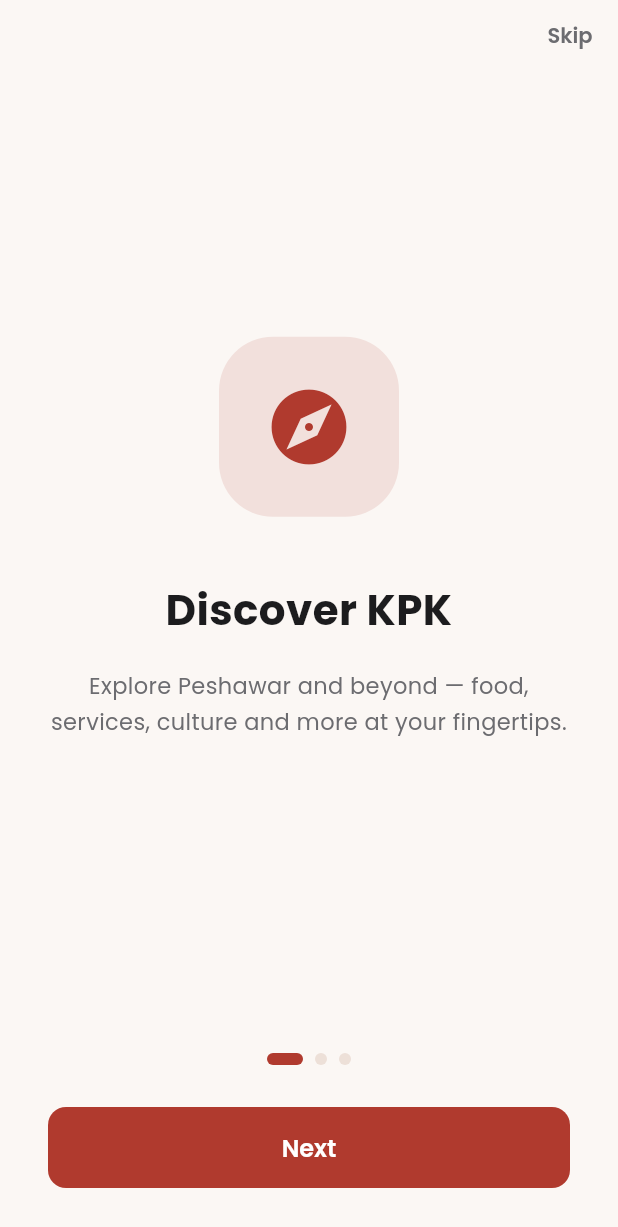
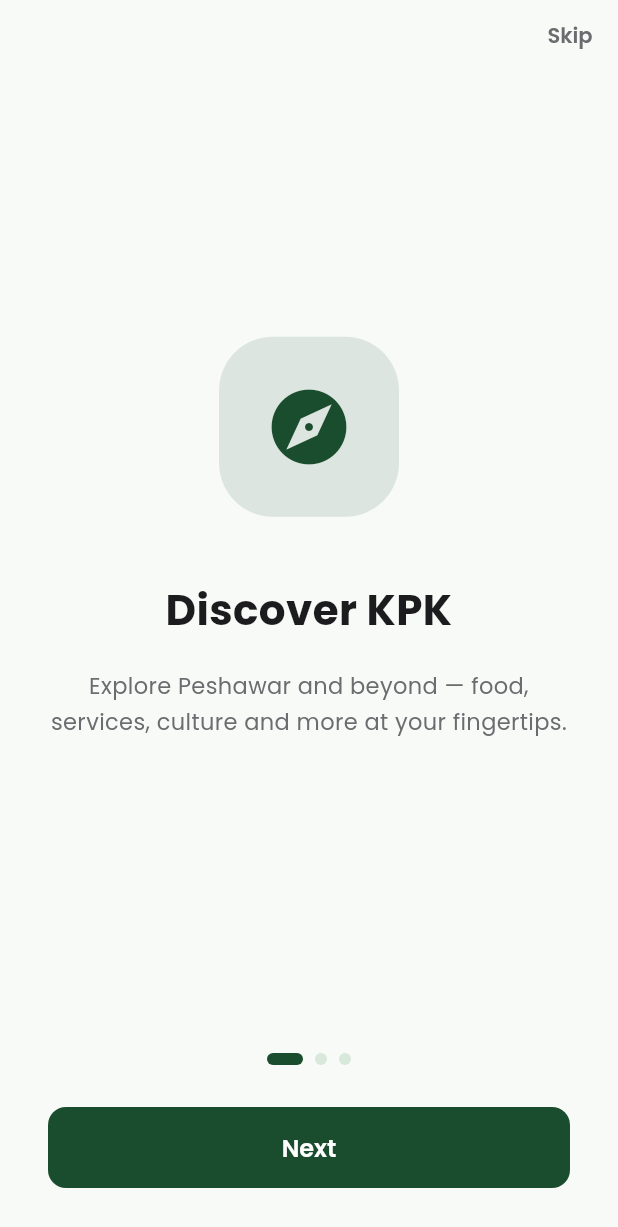
Before and after one commit to servicessoftwa-bot/Khyber, a Flutter app: the screen it shows after launch, on a phone screen of 412 x 824 dp. Shown: the top 1227 px of the screen. Run offline on Flutter 3.47's test engine with Material 3 defaults, Android fonts, the phone set to English and light mode, and no system bars; our stand-ins replace cached_network_image, dio, get, get_storage, google_fonts.

Commit message:
feat: rebrand to Bold & Cultural — deep KPK green + heritage gold
Primary: terracotta red → deep forest green (#1A4D2E, KPK flag)
Accent: teal → heritage gold (#C9A227, Gandharan craft)
App bar: white → deep green with white text
Focused input border: red → gold
Snackbar: dark → primary green
Card shadow: red-tinted → green-tinted
New culturalGradient: green → gold (KPK signature)
Replaced all hardcoded old-red hex values across module files.

Co-Authored-By: Claude Sonnet 4.6 <noreply@anthropic.com>

```diff
--- a/khyber_mobile/lib/core/theme/app_colors.dart
+++ b/khyber_mobile/lib/core/theme/app_colors.dart
@@ -3,18 +3,18 @@ import 'package:flutter/material.dart';
 class AppColors {
   AppColors._();
 
-  // Primary — deep saffron/terracotta inspired by Peshawar brick bazaars
-  static const Color primary      = Color(0xFFB03A2E);
-  static const Color primaryDark  = Color(0xFF7B241C);
-  static const Color primaryLight = Color(0xFFFADDD9);
+  // Primary — deep KPK forest green (KPK flag)
+  static const Color primary      = Color(0xFF1A4D2E);
+  static const Color primaryDark  = Color(0xFF0D3B1E);
+  static const Color primaryLight = Color(0xFFD4EDD9);
 
-  // Accent — mountain slate blue-green
-  static const Color accent      = Color(0xFF1A6B72);
-  static const Color accentLight = Color(0xFFD4EEF0);
+  // Accent — heritage gold (Gandharan craft)
+  static const Color accent      = Color(0xFFC9A227);
+  static const Color accentLight = Color(0xFFFDF5D8);
 
-  // Gold — Peshawari craft / heritage highlight
-  static const Color gold      = Color(0xFFD4A017);
-  static const Color goldLight = Color(0xFFFDF3D7);
+  // Gold
+  static const Color gold      = Color(0xFFC9A227);
+  static const Color goldLight = Color(0xFFFDF5D8);
 
   // Status
   static const Color success = Color(0xFF1E7E34);
@@ -27,16 +27,16 @@ class AppColors {
   static const Color textSecondary = Color(0xFF6C6C70);
   static const Color textHint      = Color(0xFFAEAEB2);
 
-  // Backgrounds — warm off-white
-  static const Color background = Color(0xFFFBF7F4);
+  // Backgrounds — very slight green-white tint
+  static const Color background = Color(0xFFF7FAF7);
   static const Color surface    = Color(0xFFFFFFFF);
   static const Color card       = Color(0xFFFFFFFF);
 
-  // Borders
-  static const Color border  = Color(0xFFEDE0D8);
-  static const Color divider = Color(0xFFD6C4BB);
+  // Borders — subtle green-tinted
+  static const Color border  = Color(0xFFD8E8DB);
+  static const Color divider = Color(0xFFC4D9C8);
 
-  // Service category colors
+  // Service category colors (unchanged)
   static const Color foodColor      = Color(0xFFE67E22);
   static const Color healthColor    = Color(0xFF2980B9);
   static const Color transportColor = Color(0xFF27AE60);
@@ -44,7 +44,7 @@ class AppColors {
   static const Color emergencyColor = Color(0xFFC0392B);
   static const Color govtColor      = Color(0xFF2C3E50);
   static const Color tourismColor   = Color(0xFF16A085);
-  static const Color craftsColor    = Color(0xFFD4A017);
+  static const Color craftsColor    = Color(0xFFC9A227);
 
   // Gradients
   static const LinearGradient primaryGradient = LinearGradient(
@@ -53,14 +53,21 @@ class AppColors {
     end: Alignment.bottomRight,
   );
 
+  // Green → gold: the KPK cultural signature gradient
+  static const LinearGradient culturalGradient = LinearGradient(
+    colors: [Color(0xFF1A4D2E), Color(0xFFC9A227)],
+    begin: Alignment.topLeft,
+    end: Alignment.bottomRight,
+  );
+
   static const LinearGradient warmGradient = LinearGradient(
-    colors: [Color(0xFFB03A2E), Color(0xFF1A6B72)],
+    colors: [Color(0xFF1A4D2E), Color(0xFF1A6B72)],
     begin: Alignment.topLeft,
     end: Alignment.bottomRight,
   );
 
   static const LinearGradient sunsetGradient = LinearGradient(
-    colors: [Color(0xFFB03A2E), Color(0xFFD4A017)],
+    colors: [Color(0xFF1A4D2E), Color(0xFFC9A227)],
     begin: Alignment.topLeft,
     end: Alignment.bottomRight,
   );
--- a/khyber_mobile/lib/core/theme/app_theme.dart
+++ b/khyber_mobile/lib/core/theme/app_theme.dart
@@ -10,7 +10,7 @@ class AppTheme {
       displayLarge:   GoogleFonts.poppins(fontWeight: FontWeight.w900, fontSize: 57, color: AppColors.textPrimary, letterSpacing: -1.0),
       displayMedium:  GoogleFonts.poppins(fontWeight: FontWeight.w800, fontSize: 45, color: AppColors.textPrimary),
       displaySmall:   GoogleFonts.poppins(fontWeight: FontWeight.w700, fontSize: 36, color: AppColors.textPrimary),
-      headlineLarge:  GoogleFonts.poppins(fontWeight: FontWeight.w700, fontSize: 32, color: AppColors.textPrimary),
+      headlineLarge:  GoogleFonts.poppins(fontWeight: FontWeight.w800, fontSize: 32, color: AppColors.textPrimary),
       headlineMedium: GoogleFonts.poppins(fontWeight: FontWeight.w700, fontSize: 28, color: AppColors.textPrimary),
       titleLarge:     GoogleFonts.poppins(fontWeight: FontWeight.w700, fontSize: 22, color: AppColors.textPrimary),
       titleMedium:    GoogleFonts.poppins(fontWeight: FontWeight.w600, fontSize: 18, color: AppColors.textPrimary),
@@ -31,7 +31,7 @@ class AppTheme {
       textTheme: poppinsTextTheme,
       colorScheme: const ColorScheme.light(
         primary:     AppColors.primary,
-        secondary:   AppColors.accent,
+        secondary:   AppColors.gold,
         surface:     AppColors.surface,
         error:       AppColors.error,
         onPrimary:   Colors.white,
@@ -43,16 +43,17 @@ class AppTheme {
         elevation: 0,
         scrolledUnderElevation: 0,
         centerTitle: false,
-        backgroundColor: AppColors.surface,
-        foregroundColor: AppColors.textPrimary,
+        backgroundColor: AppColors.primary,
+        foregroundColor: Colors.white,
         titleTextStyle: GoogleFonts.poppins(
           fontSize: 18,
           fontWeight: FontWeight.w700,
-          color: AppColors.textPrimary,
+          color: Colors.white,
         ),
+        iconTheme: const IconThemeData(color: Colors.white),
         systemOverlayStyle: const SystemUiOverlayStyle(
           statusBarColor: Colors.transparent,
-          statusBarIconBrightness: Brightness.dark,
+          statusBarIconBrightness: Brightness.light,
         ),
       ),
       elevatedButtonTheme: ElevatedButtonThemeData(
@@ -70,7 +71,7 @@ class AppTheme {
         style: OutlinedButton.styleFrom(
           foregroundColor: AppColors.primary,
           minimumSize: const Size(double.infinity, 54),
-          side: const BorderSide(color: AppColors.border, width: 1.5),
+          side: const BorderSide(color: AppColors.primary, width: 1.5),
           shape: RoundedRectangleBorder(borderRadius: BorderRadius.circular(12)),
           textStyle: GoogleFonts.poppins(fontSize: 16, fontWeight: FontWeight.w600),
         ),
@@ -95,7 +96,7 @@ class AppTheme {
         ),
         focusedBorder: OutlineInputBorder(
           borderRadius: BorderRadius.circular(12),
-          borderSide: const BorderSide(color: AppColors.primary, width: 2),
+          borderSide: const BorderSide(color: AppColors.gold, width: 2),
         ),
         errorBorder: OutlineInputBorder(
           borderRadius: BorderRadius.circular(12),
@@ -107,7 +108,7 @@ class AppTheme {
       cardTheme: CardThemeData(
         color: AppColors.card,
         elevation: 2,
-        shadowColor: AppColors.primary.withOpacity(0.08),
+        shadowColor: Color(0x141A4D2E),
         shape: RoundedRectangleBorder(
           borderRadius: BorderRadius.circular(16),
           side: const BorderSide(color: AppColors.border, width: 0.8),
@@ -137,7 +138,7 @@ class AppTheme {
         space: 0,
       ),
       snackBarTheme: SnackBarThemeData(
-        backgroundColor: AppColors.textPrimary,
+        backgroundColor: AppColors.primary,
         contentTextStyle: GoogleFonts.poppins(color: Colors.white, fontSize: 14),
         shape: RoundedRectangleBorder(borderRadius: BorderRadius.circular(10)),
         behavior: SnackBarBehavior.floating,
--- a/khyber_mobile/lib/modules/admin/controllers/admin_controller.dart
+++ b/khyber_mobile/lib/modules/admin/controllers/admin_controller.dart
@@ -19,7 +19,7 @@ class AdminController extends GetxController {
 
   final stats = <AdminStat>[
     AdminStat(label: 'Total Users', value: '4,821', change: '+12%', colorValue: 0xFF1A6B72, isUp: true),
-    AdminStat(label: 'Orders Today', value: '186', change: '+8%', colorValue: 0xFFB03A2E, isUp: true),
+    AdminStat(label: 'Orders Today', value: '186', change: '+8%', colorValue: 0xFF1A4D2E, isUp: true),
     AdminStat(label: 'Revenue', value: 'PKR 92K', change: '+15%', colorValue: 0xFF27AE60, isUp: true),
     AdminStat(label: 'Active Vendors', value: '243', change: '-2%', colorValue: 0xFF8E44AD, isUp: false),
   ];
--- a/khyber_mobile/lib/modules/home/views/home_view.dart
+++ b/khyber_mobile/lib/modules/home/views/home_view.dart
@@ -153,7 +153,7 @@ class _HomeTab extends StatelessWidget {
     {'icon': Icons.school_rounded,            'label': 'Education',   'color': 0xFF8E44AD, 'route': AppRoutes.education},
     {'icon': Icons.park_rounded,              'label': 'Parks',       'color': 0xFF27AE60, 'route': AppRoutes.parks},
     {'icon': Icons.celebration_rounded,       'label': 'Events',      'color': 0xFFE67E22, 'route': AppRoutes.events},
-    {'icon': Icons.store_rounded,             'label': 'Shopping',    'color': 0xFFB03A2E, 'route': AppRoutes.shopping},
+    {'icon': Icons.store_rounded,             'label': 'Shopping',    'color': 0xFF1A4D2E, 'route': AppRoutes.shopping},
     {'icon': Icons.home_work_rounded,         'label': 'Real Estate', 'color': 0xFF2C3E50, 'route': AppRoutes.realEstate},
     {'icon': Icons.newspaper_rounded,         'label': 'News',        'color': 0xFF2980B9, 'route': AppRoutes.news},
     {'icon': Icons.warning_amber_rounded,     'label': 'Emergency',   'color': 0xFFC0392B, 'route': AppRoutes.emergency},
@@ -369,7 +369,7 @@ class _ExploreTab extends StatelessWidget {
     {'icon': Icons.restaurant_rounded,       'label': 'Food',        'color': 0xFFE67E22, 'route': AppRoutes.food},
     {'icon': Icons.shopping_basket_rounded,  'label': 'Grocery',     'color': 0xFF27AE60, 'route': AppRoutes.grocery},
     {'icon': Icons.local_pharmacy_rounded,   'label': 'Pharmacy',    'color': 0xFF2980B9, 'route': AppRoutes.pharmacy},
-    {'icon': Icons.store_rounded,            'label': 'Shopping',    'color': 0xFFB03A2E, 'route': AppRoutes.shopping},
+    {'icon': Icons.store_rounded,            'label': 'Shopping',    'color': 0xFF1A4D2E, 'route': AppRoutes.shopping},
     {'icon': Icons.directions_car_rounded,   'label': 'Transport',   'color': 0xFF8E44AD, 'route': AppRoutes.transport},
     {'icon': Icons.local_shipping_rounded,   'label': 'Courier',     'color': 0xFF1A6B72, 'route': AppRoutes.courier},
     {'icon': Icons.local_hospital_rounded,   'label': 'Hospitals',   'color': 0xFFC0392B, 'route': AppRoutes.hospitals},
--- a/khyber_mobile/lib/modules/hotels/views/hotels_view.dart
+++ b/khyber_mobile/lib/modules/hotels/views/hotels_view.dart
@@ -35,7 +35,7 @@ class HotelsView extends StatelessWidget {
               background: Container(
                 decoration: const BoxDecoration(
                   gradient: LinearGradient(
-                    colors: [Color(0xFF1A6B72), Color(0xFFB03A2E)],
+                    colors: [Color(0xFF1A6B72), Color(0xFF1A4D2E)],
                     begin: Alignment.topLeft,
                     end: Alignment.bottomRight,
                   ),
@@ -124,7 +124,7 @@ class _PropertyList extends StatelessWidget {
     'hotel':      Color(0xFF1A6B72),
     'resort':     Color(0xFF16A085),
     'villa':      Color(0xFFD4A017),
-    'guesthouse': Color(0xFFB03A2E),
+    'guesthouse': Color(0xFF1A4D2E),
   };
 
   @override
--- a/khyber_mobile/lib/modules/notifications/views/notifications_view.dart
+++ b/khyber_mobile/lib/modules/notifications/views/notifications_view.dart
@@ -7,7 +7,7 @@ class NotificationsView extends GetView<NotificationsController> {
   const NotificationsView({super.key});
 
   static const _typeConfig = {
-    'order':   {'color': 0xFFB03A2E, 'icon': Icons.receipt_long_rounded},
+    'order':   {'color': 0xFF1A4D2E, 'icon': Icons.receipt_long_rounded},
     'courier': {'color': 0xFF8E44AD, 'icon': Icons.local_shipping_rounded},
     'wallet':  {'color': 0xFF27AE60, 'icon': Icons.account_balance_wallet_rounded},
     'jobs':    {'color': 0xFF2980B9, 'icon': Icons.work_rounded},
--- a/khyber_mobile/lib/modules/real_estate/views/real_estate_view.dart
+++ b/khyber_mobile/lib/modules/real_estate/views/real_estate_view.dart
@@ -7,7 +7,7 @@ class RealEstateView extends GetView<RealEstateController> {
   const RealEstateView({super.key});
 
   static const _listings = [
-    {'title': '3-Bed House for Sale', 'area': 'Phase 5, Hayatabad, Peshawar', 'price': 'PKR 1.8 Crore', 'type': 'Sale', 'size': '5 Marla', 'color': 0xFFB03A2E},
+    {'title': '3-Bed House for Sale', 'area': 'Phase 5, Hayatabad, Peshawar', 'price': 'PKR 1.8 Crore', 'type': 'Sale', 'size': '5 Marla', 'color': 0xFF1A4D2E},
     {'title': '2-Bed Apartment for Rent', 'area': 'University Road, Peshawar', 'price': 'PKR 35,000/mo', 'type': 'Rent', 'size': '950 sqft', 'color': 0xFF2980B9},
     {'title': 'Commercial Shop Available', 'area': 'Saddar Bazaar, Peshawar', 'price': 'PKR 60,000/mo', 'type': 'Rent', 'size': '400 sqft', 'color': 0xFF27AE60},
     {'title': 'Plot for Sale', 'area': 'Abbottabad City', 'price': 'PKR 45 Lakh', 'type': 'Sale', 'size': '4 Marla', 'color': 0xFF8E44AD},
```
